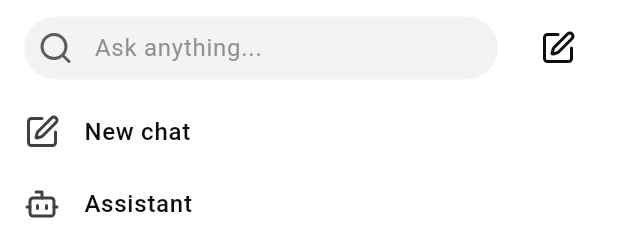
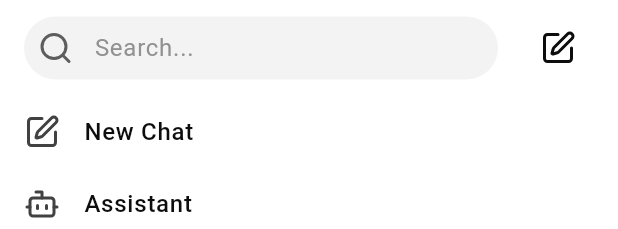
Before and after one commit to EnderWolf006/ChatGUI, a Flutter app: the ChatDrawer widget shown alone on an empty page, opened directly, on a phone screen of 412 x 824 dp. Shown: the top 229 px of the screen. Run offline on Flutter 3.47's test engine with Material 3 defaults, Android fonts, the phone set to English and light mode, and no system bars; our stand-ins replace get, get_storage, lucide_icons_flutter; accounts and stored records are empty.

```diff
--- a/lib/constants/enums.dart
+++ b/lib/constants/enums.dart
@@ -1 +1,12 @@
 enum ThemeStrategy { alwaysLight, alwaysDark, system }
+
+enum SupportedLanguage {
+  english('en', 'US', 'i18n.english.us'),
+  chinese('zh', 'CN', 'i18n.chinese.cn');
+
+  final String languageCode;
+  final String countryCode;
+  final String i18nKey;
+
+  const SupportedLanguage(this.languageCode, this.countryCode, this.i18nKey);
+}
--- a/lib/pages/chat/components/drawer.dart
+++ b/lib/pages/chat/components/drawer.dart
@@ -31,7 +31,7 @@ class ChatDrawer extends GetView<ChatScreenController> {
                             TextField(
                               controller: controller.inputController,
                               decoration: InputDecoration(
-                                hintText: 'Ask anything...',
+                                hintText: 'chat.drawer.search.placeholder'.tr,
                                 contentPadding: EdgeInsets.only(
                                   left: 11 + 32,
                                   right: 11,
@@ -72,7 +72,7 @@ class ChatDrawer extends GetView<ChatScreenController> {
                 const SizedBox(height: 8),
                 ListTile(
                   title: Text(
-                    'New chat',
+                    'chat.drawer.actionButton.newChat'.tr,
                     style: TextStyle(
                       fontWeight: FontWeight.w500,
                       color: colorScheme.onSurface,
@@ -89,7 +89,7 @@ class ChatDrawer extends GetView<ChatScreenController> {
                 ),
                 ListTile(
                   title: Text(
-                    'Assistant',
+                    'chat.drawer.actionButton.assistant'.tr,
                     style: TextStyle(
                       fontWeight: FontWeight.w500,
                       color: colorScheme.onSurface,
--- a/lib/pages/chat/components/input.dart
+++ b/lib/pages/chat/components/input.dart
@@ -35,7 +35,7 @@ class ChatInput extends GetView<ChatScreenController> {
                       maxLines: 8,
                       minLines: 1,
                       decoration: InputDecoration(
-                        hintText: 'Ask anything...',
+                        hintText: 'chat.input.placeholder'.tr,
                         contentPadding: EdgeInsets.only(
                           left: 11,
                           right: 11 + 32,
--- a/pubspec.yaml
+++ b/pubspec.yaml
@@ -10,9 +10,13 @@ dependencies:
   flutter:
     sdk: flutter
 
+  flutter_localizations:
+    sdk: flutter
+
   get: ^4.7.2
   get_storage: ^2.1.1
   lucide_icons_flutter: ^3.0.9
+  intl: ^0.20.2
 
 dev_dependencies:
   flutter_test:
@@ -21,3 +25,5 @@ dev_dependencies:
 
 flutter:
   uses-material-design: true
+  assets:
+    - assets/lang/
```
Also changed, not shown: assets/lang/en_US.json (added, +24 -0 lines), assets/lang/zh_CN.json (added, +24 -0 lines), lib/main.dart (+8 -2 lines), lib/utils/translation_service.dart (added, +56 -0 lines), pubspec.lock.
